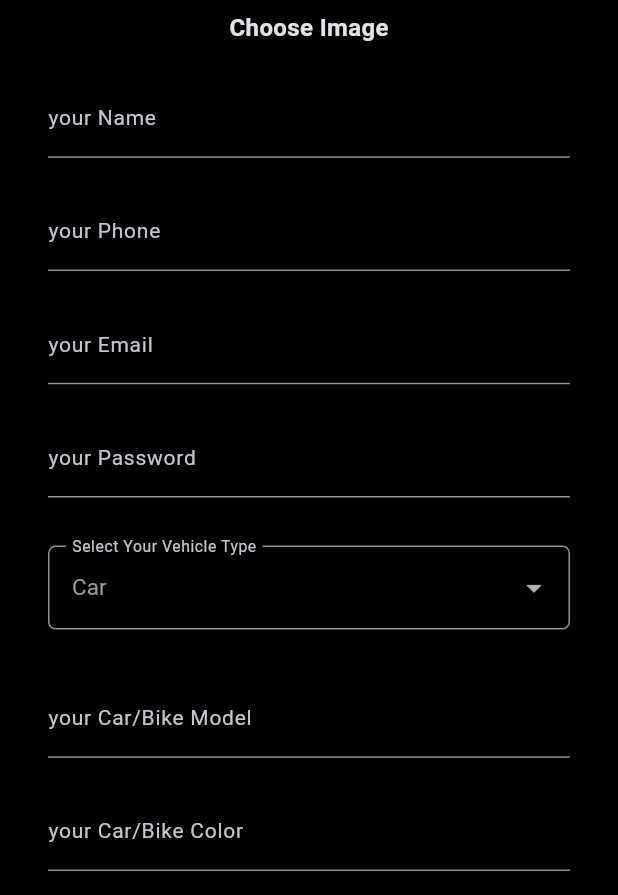
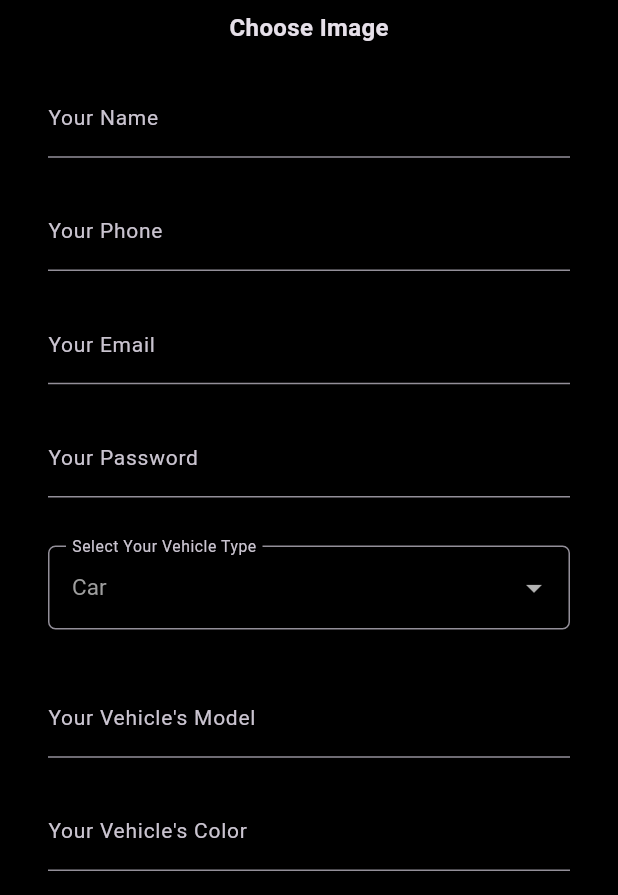
Before and after one commit to huyk21/BRT_DRIVER, a Flutter app: the screen it shows after launch, after a tap on an icon or button, on a phone screen of 412 x 824 dp. Shown: the part 338-1233 px from the top of the screen. Run offline on Flutter 3.47's test engine with Material 3 defaults, Android fonts, the phone set to English and light mode, and no system bars; our stand-ins replace assets_audio_player, connectivity_plus, firebase_auth, firebase_core, firebase_database, firebase_messaging and 5 more; missing offline and left inert: flutter_geofire, flutter_polyline_points, restart_app; accounts and stored records are empty.

Commit message:
feature: finished feature for bike/car separation

```diff
--- a/lib/authentication/login_screen.dart
+++ b/lib/authentication/login_screen.dart
@@ -36,11 +36,11 @@ class _LoginScreenState extends State<LoginScreen>
 
     if(!emailTextEditingController.text.contains("@"))
     {
-      cMethods.displaySnackBar("please write valid email.", context);
+      cMethods.displaySnackBar("Please enter a valid email.", context);
     }
     else if(passwordTextEditingController.text.trim().length < 5)
     {
-      cMethods.displaySnackBar("your password must be atleast 6 or more characters.", context);
+      cMethods.displaySnackBar("Your password must be at least 6 or more characters.", context);
     }
     else
     {
@@ -85,13 +85,13 @@ class _LoginScreenState extends State<LoginScreen>
           else
           {
             FirebaseAuth.instance.signOut();
-            cMethods.displaySnackBar("you are blocked. Contact admin: alizeb875@gmail.com", context);
+            cMethods.displaySnackBar("You are blocked. Contact our admin at: BeRightThere@gmail.com", context);
           }
         }
         else
         {
           FirebaseAuth.instance.signOut();
-          cMethods.displaySnackBar("your record do not exists as a Driver.", context);
+          cMethods.displaySnackBar("Your record does not exist as a Driver.", context);
         }
       });
     }
@@ -137,7 +137,7 @@ class _LoginScreenState extends State<LoginScreen>
                       controller: emailTextEditingController,
                       keyboardType: TextInputType.emailAddress,
                       decoration: const InputDecoration(
-                        labelText: "your Email",
+                        labelText: "Your Email",
                         labelStyle: TextStyle(
                           fontSize: 14,
                         ),
@@ -155,7 +155,7 @@ class _LoginScreenState extends State<LoginScreen>
                       obscureText: true,
                       keyboardType: TextInputType.text,
                       decoration: const InputDecoration(
-                        labelText: "your Password",
+                        labelText: "Your Password",
                         labelStyle: TextStyle(
                           fontSize: 14,
                         ),
--- a/lib/authentication/signup_screen.dart
+++ b/lib/authentication/signup_screen.dart
@@ -55,31 +55,31 @@ class _SignUpScreenState extends State<SignUpScreen>
   {
     if(userNameTextEditingController.text.trim().length < 3)
     {
-      cMethods.displaySnackBar("your name must be atleast 4 or more characters.", context);
+      cMethods.displaySnackBar("Your name must be at least 4 or more characters.", context);
     }
     else if(userPhoneTextEditingController.text.trim().length < 7)
     {
-      cMethods.displaySnackBar("your phone number must be atleast 8 or more characters.", context);
+      cMethods.displaySnackBar("Your phone number must be at least 8 or more characters.", context);
     }
     else if(!emailTextEditingController.text.contains("@"))
     {
-      cMethods.displaySnackBar("please write valid email.", context);
+      cMethods.displaySnackBar("Please enter a valid email.", context);
     }
     else if(passwordTextEditingController.text.trim().length < 5)
     {
-      cMethods.displaySnackBar("your password must be atleast 6 or more characters.", context);
+      cMethods.displaySnackBar("Your password must be at least 6 or more characters.", context);
     }
     else if(vehicleModelTextEditingController.text.trim().isEmpty)
     {
-      cMethods.displaySnackBar("please write your car model", context);
+      cMethods.displaySnackBar("Please enter your vehicle model", context);
     }
     else if(vehicleColorTextEditingController.text.trim().isEmpty)
     {
-      cMethods.displaySnackBar("please write your car color.", context);
+      cMethods.displaySnackBar("Please specify your vehicle's color.", context);
     }
     else if(vehicleNumberTextEditingController.text.isEmpty)
     {
-      cMethods.displaySnackBar("please write your car number.", context);
+      cMethods.displaySnackBar("Please specify your vehicle's license number.", context);
     }
     else
     {
@@ -225,7 +225,7 @@ class _SignUpScreenState extends State<SignUpScreen>
                       controller: userNameTextEditingController,
                       keyboardType: TextInputType.text,
                       decoration: const InputDecoration(
-                        labelText: "your Name",
+                        labelText: "Your Name",
                         labelStyle: TextStyle(
                           fontSize: 14,
                         ),
@@ -242,7 +242,7 @@ class _SignUpScreenState extends State<SignUpScreen>
                       controller: userPhoneTextEditingController,
                       keyboardType: TextInputType.text,
                       decoration: const InputDecoration(
-                        labelText: "your Phone",
+                        labelText: "Your Phone",
                         labelStyle: TextStyle(
                           fontSize: 14,
                         ),
@@ -259,7 +259,7 @@ class _SignUpScreenState extends State<SignUpScreen>
                       controller: emailTextEditingController,
                       keyboardType: TextInputType.emailAddress,
                       decoration: const InputDecoration(
-                        labelText: "your Email",
+                        labelText: "Your Email",
                         labelStyle: TextStyle(
                           fontSize: 14,
                         ),
@@ -277,7 +277,7 @@ class _SignUpScreenState extends State<SignUpScreen>
                       obscureText: true,
                       keyboardType: TextInputType.text,
                       decoration: const InputDecoration(
-                        labelText: "your Password",
+                        labelText: "Your Password",
                         labelStyle: TextStyle(
                           fontSize: 14,
                         ),
@@ -324,7 +324,7 @@ class _SignUpScreenState extends State<SignUpScreen>
                       controller: vehicleModelTextEditingController,
                       keyboardType: TextInputType.text,
                       decoration: const InputDecoration(
-                        labelText: "your Car/Bike Model",
+                        labelText: "Your Vehicle's Model",
                         labelStyle: TextStyle(
                           fontSize: 14,
                         ),
@@ -341,7 +341,7 @@ class _SignUpScreenState extends State<SignUpScreen>
                       controller: vehicleColorTextEditingController,
                       keyboardType: TextInputType.text,
                       decoration: const InputDecoration(
-                        labelText: "your Car/Bike Color",
+                        labelText: "Your Vehicle's Color",
                         labelStyle: TextStyle(
                           fontSize: 14,
                         ),
@@ -358,7 +358,7 @@ class _SignUpScreenState extends State<SignUpScreen>
                       controller: vehicleNumberTextEditingController,
                       keyboardType: TextInputType.text,
                       decoration: const InputDecoration(
-                        labelText: "your Car/Bike Number",
+                        labelText: "Your Vehicle's License Number",
                         labelStyle: TextStyle(
                           fontSize: 14,
                         ),
--- a/lib/global/global_var.dart
+++ b/lib/global/global_var.dart
@@ -28,3 +28,4 @@ String driverPhoto = "";
 String carColor = "";
 String carModel = "";
 String carNumber = "";
+String vehicleType = "";
--- a/lib/methods/common_methods.dart
+++ b/lib/methods/common_methods.dart
@@ -19,7 +19,7 @@ class CommonMethods
     if(connectionResult != ConnectivityResult.mobile && connectionResult != ConnectivityResult.wifi)
     {
       if(!context.mounted) return;
-      displaySnackBar("your Internet is not Available. Check your connection. Try Again.", context);
+      displaySnackBar("Your Internet is not Available. Check your connection. Try Again.", context);
     }
   }
 
--- a/lib/pages/home_page.dart
+++ b/lib/pages/home_page.dart
@@ -1,6 +1,5 @@
 import 'dart:async';
 
-import 'package:drivers_app/methods/map_theme_methods.dart';
 import 'package:drivers_app/pushNotification/push_notification_system.dart';
 import 'package:firebase_auth/firebase_auth.dart';
 import 'package:firebase_database/firebase_database.dart';
@@ -27,7 +26,6 @@ class _HomePageState extends State<HomePage>
   String titleToShow = "GO ONLINE NOW";
   bool isDriverAvailable = false;
   DatabaseReference? newTripRequestReference;
-  MapThemeMethods mapThemeMethods = MapThemeMethods();
 
 
   getCurrentLiveLocationOfDriver() async
@@ -114,6 +112,7 @@ class _HomePageState extends State<HomePage>
       carColor = (snap.snapshot.value as Map)["car_details"]["carColor"];
       carModel = (snap.snapshot.value as Map)["car_details"]["carModel"];
       carNumber = (snap.snapshot.value as Map)["car_details"]["carNumber"];
+      vehicleType = (snap.snapshot.value as Map)["car_details"]["vehicle_type"];
     });
 
     initializePushNotificationSystem();
@@ -142,7 +141,6 @@ class _HomePageState extends State<HomePage>
             onMapCreated: (GoogleMapController mapController)
             {
               controllerGoogleMap = mapController;
-              mapThemeMethods.updateMapTheme(controllerGoogleMap!);
 
               googleMapCompleterController.complete(controllerGoogleMap);
 
--- a/lib/pages/new_trip_page.dart
+++ b/lib/pages/new_trip_page.dart
@@ -5,6 +5,7 @@ import 'package:drivers_app/models/trip_details.dart';
 import 'package:drivers_app/widgets/payment_dialog.dart';
 import 'package:firebase_auth/firebase_auth.dart';
 import 'package:firebase_database/firebase_database.dart';
+import 'package:flutter/foundation.dart';
 import 'package:flutter/material.dart';
 import 'package:flutter_polyline_points/flutter_polyline_points.dart';
 import 'package:geolocator/geolocator.dart';
@@ -75,7 +76,9 @@ class _NewTripPageState extends State<NewTripPage>
 
     PolylinePoints pointsPolyline = PolylinePoints();
     if(tripDetailsInfo == null){
-      print("tripDetailsInfo is null");
+      if (kDebugMode) {
+        print("tripDetailsInfo is null");
+      }
 
     }
     List<PointLatLng> latLngPoints = pointsPolyline.decodePolyline(tripDetailsInfo!.encodedPoints!);
--- a/lib/widgets/notification_dialog.dart
+++ b/lib/widgets/notification_dialog.dart
@@ -114,6 +114,10 @@ class _NotificationDialogState extends State<NotificationDialog>
   @override
   Widget build(BuildContext context)
   {
+    String imagePath = "assets/images/uberexec.png";
+    if (vehicleType == "Bike") {
+      imagePath = "assets/images/bike.png";
+    }
     return Dialog(
       shape: RoundedRectangleBorder(
         borderRadius: BorderRadius.circular(12),
@@ -133,7 +137,7 @@ class _NotificationDialogState extends State<NotificationDialog>
             const SizedBox(height: 30.0,),
 
             Image.asset(
-              "assets/images/uberexec.png",
+              imagePath,
               width: 140,
             ),
 
```
Also changed, not shown: assets/images/bike.png (added), assets/images/bike_marker.png (added), 1 other file.
